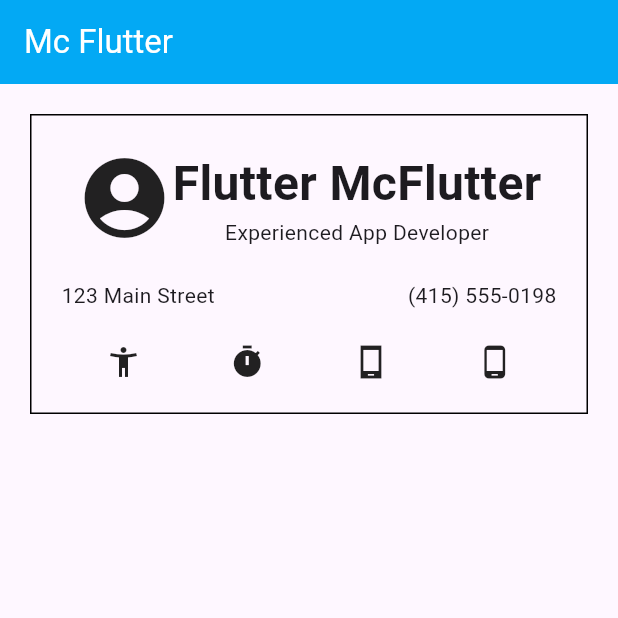
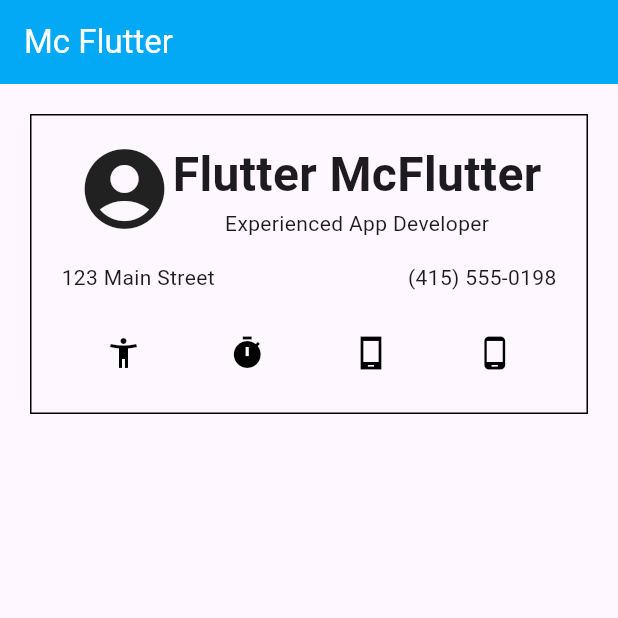
Before and after one commit to JpValdesGalan/DART-Moviles-Tarea01, a Flutter app: the screen it shows after launch, on a phone screen of 412 x 824 dp, the top half of it. Run offline on Flutter 3.47's test engine with Material 3 defaults, Android fonts, the phone set to English and light mode, and no system bars.

Commit message:
change tarea

```diff
--- a/tarea01/lib/main.dart
+++ b/tarea01/lib/main.dart
@@ -3,7 +3,7 @@ import 'package:flutter/material.dart';
 void main() => runApp(const MyApp());
 
 class MyApp extends StatelessWidget {
-  const MyApp({super.key});
+  const MyApp({Key? key});
 
   @override
   Widget build(BuildContext context) {
@@ -29,10 +29,7 @@ class MyApp extends StatelessWidget {
               Row(
                 mainAxisAlignment: MainAxisAlignment.center,
                 children: [
-                    Icon(
-                      Icons.account_circle,
-                      size: 64,
-                    ),
+                  Icon(Icons.account_circle, size: 64),
                   Column(
                     children: [
                       Text(
@@ -50,26 +47,49 @@ class MyApp extends StatelessWidget {
               Row(
                 mainAxisAlignment: MainAxisAlignment.spaceBetween,
                 children: [
-                    Text(
-                      "123 Main Street",
-                    ),
-                    Text(
-                      "(415) 555-0198",
-                    ),
+                  Text("123 Main Street"),
+                  Text("(415) 555-0198"),
                 ],
               ),
               Row(
                 mainAxisAlignment: MainAxisAlignment.spaceAround,
                 children: [
-                    Icon(Icons.accessibility_new),
-                    Icon(Icons.timer),
-                    Icon(Icons.phone_android_sharp),
-                    Icon(Icons.phone_android),
+                  CustomButtonIcon(icon: Icons.accessibility_new),
+                  CustomButtonIcon(icon: Icons.timer),
+                  CustomButtonIcon(icon: Icons.phone_android_sharp),
+                  CustomButtonIcon(icon: Icons.phone_android),
                 ],
               ),
             ],
-            )),
+          ),
+        ),
       ),
     );
   }
 }
+
+class CustomButtonIcon extends StatefulWidget {
+  final IconData icon;
+
+  const CustomButtonIcon({Key? key, required this.icon}) : super(key: key);
+
+  @override
+  State<CustomButtonIcon> createState() => _CustomButtonIconState();
+}
+
+class _CustomButtonIconState extends State<CustomButtonIcon> {
+  bool isSelected = false;
+
+  @override
+  Widget build(BuildContext context) {
+    return IconButton(
+      icon: Icon(widget.icon),
+      color: isSelected ? Colors.indigo : Colors.black,
+      onPressed: () {
+        setState(() {
+          isSelected = !isSelected;
+        });
+      },
+    );
+  }
+}
```
Also changed, not shown: 5 other files. Lines whose indentation alone changed are shown as unchanged.
